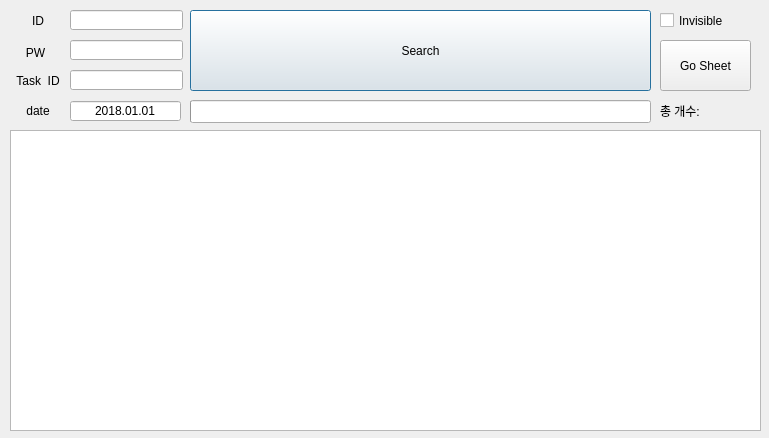
The window that webcrawler.ui (pghoya2956/DeleteImageOfCvat) describes before a commit, drawn with Qt 5.
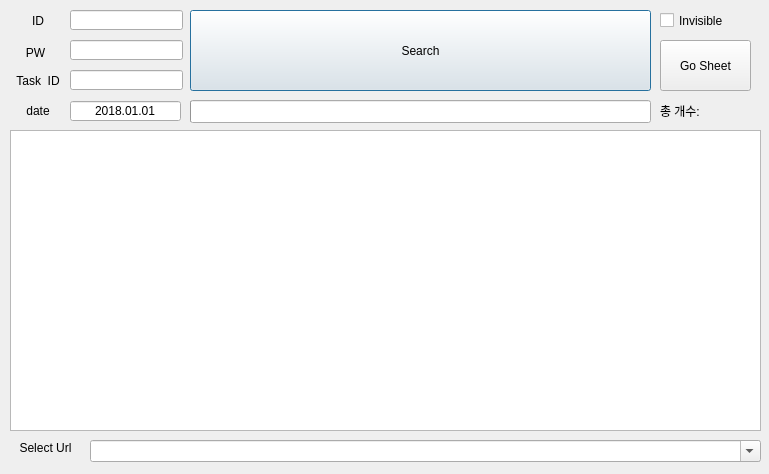
The same window after the commit.

Commit message: btn enable early

Diff of the .ui file:
```diff
--- a/webcrawler.ui
+++ b/webcrawler.ui
@@ -7,7 +7,7 @@
     <x>0</x>
     <y>0</y>
     <width>769</width>
-    <height>438</height>
+    <height>474</height>
    </rect>
   </property>
   <property name="windowTitle">
@@ -236,6 +236,41 @@
     <set>Qt::AlignLeading|Qt::AlignLeft|Qt::AlignVCenter</set>
    </property>
   </widget>
+  <widget class="QComboBox" name="comboBox_url">
+   <property name="geometry">
+    <rect>
+     <x>90</x>
+     <y>440</y>
+     <width>671</width>
+     <height>22</height>
+    </rect>
+   </property>
+   <property name="editable">
+    <bool>true</bool>
+   </property>
+   <property name="currentText">
+    <string/>
+   </property>
+   <property name="currentIndex">
+    <number>-1</number>
+   </property>
+  </widget>
+  <widget class="QLabel" name="label_url">
+   <property name="geometry">
+    <rect>
+     <x>10</x>
+     <y>440</y>
+     <width>71</width>
+     <height>16</height>
+    </rect>
+   </property>
+   <property name="text">
+    <string>Select Url</string>
+   </property>
+   <property name="alignment">
+    <set>Qt::AlignCenter</set>
+   </property>
+  </widget>
  </widget>
  <resources/>
  <connections/>
```
The commit also changes 1 other file.
